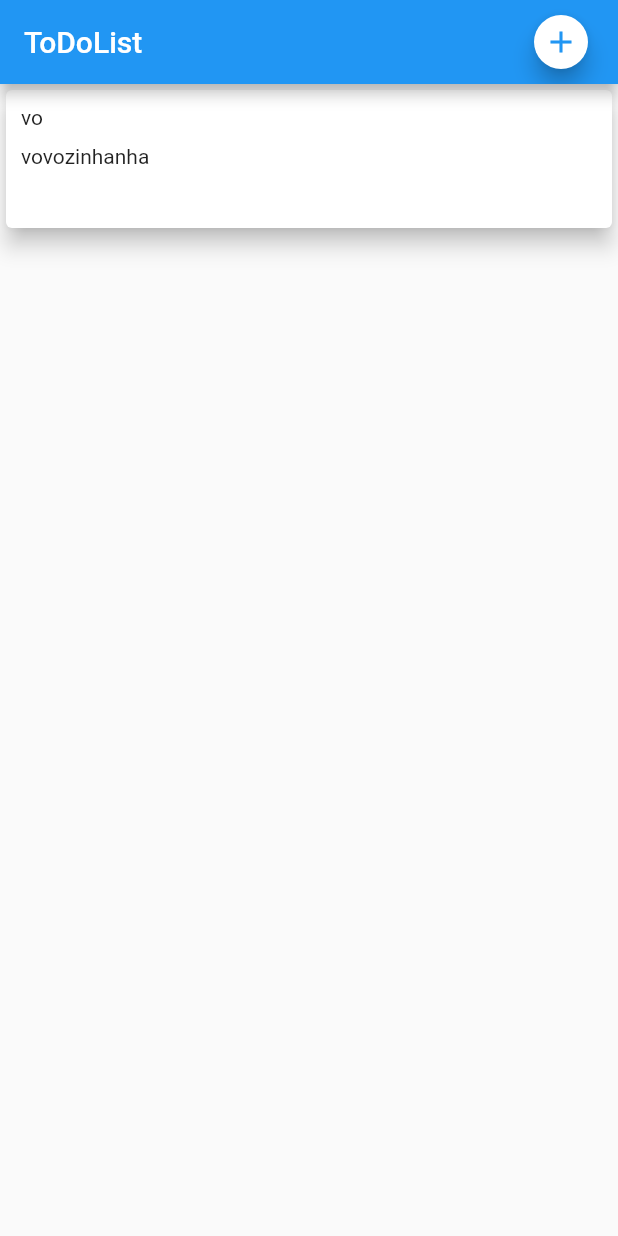
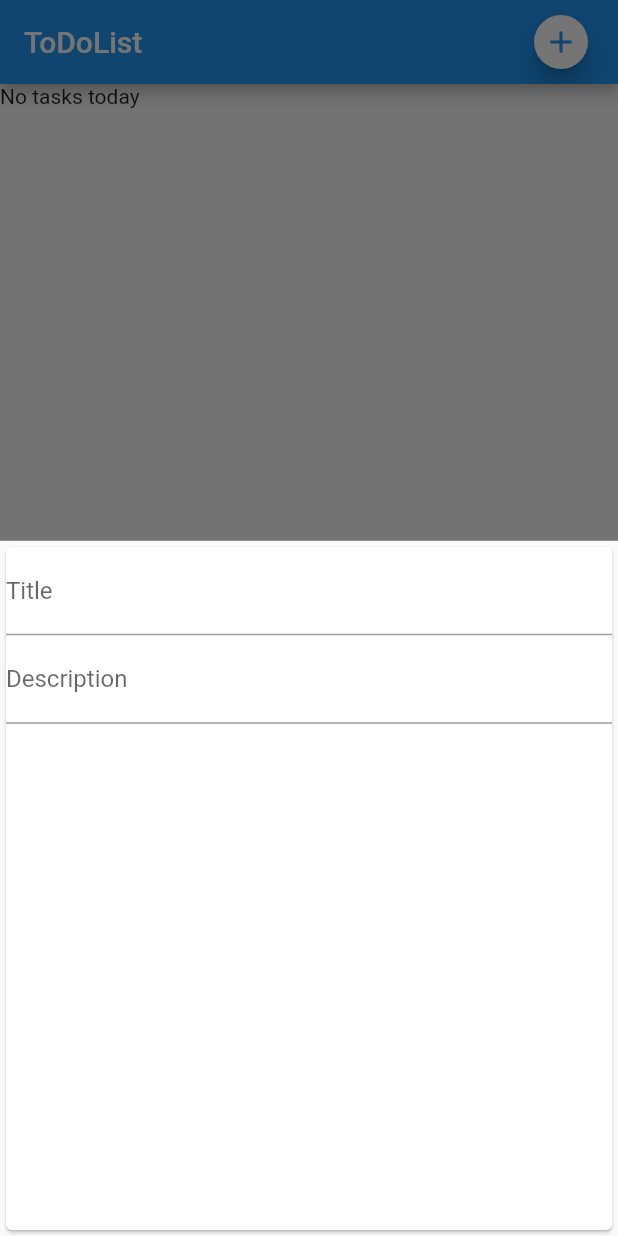
Before and after one commit to AllanCicceri/TodoAap, a Flutter app: the screen it shows after launch, after a tap on the "add" icon, on a phone screen of 412 x 824 dp. Run offline on Flutter 3.47's test engine with Material 2 defaults, Android fonts, the phone set to English and light mode, and no system bars.

```diff
--- /dev/null
+++ b/todoapp/lib/components/task_form.dart
@@ -0,0 +1,24 @@
+import 'package:flutter/material.dart';
+
+class TaskForm extends StatefulWidget {
+  @override
+  State<TaskForm> createState() => _TaskFormState();
+}
+
+class _TaskFormState extends State<TaskForm> {
+  @override
+  Widget build(BuildContext context) {
+    return Card(
+      child: Column(
+        children: [
+          TextField(
+            decoration: InputDecoration(labelText: 'Title'),
+          ),
+          TextField(
+            decoration: InputDecoration(labelText: 'Description'),
+          ),
+        ],
+      ),
+    );
+  }
+}
--- a/todoapp/lib/home.dart
+++ b/todoapp/lib/home.dart
@@ -1,4 +1,5 @@
 import 'package:flutter/material.dart';
+import 'package:todoapp/components/task_form.dart';
 import 'package:todoapp/components/tasks_list.dart';
 import 'package:todoapp/models/task_model.dart';
 import 'components/task_card.dart';
@@ -10,6 +11,14 @@ class Home extends StatefulWidget {
 
 class _HomeState extends State<Home> {
   final List<TaskModel> _tasksList = [];
+
+  _showAddTaskFormModal(BuildContext context) {
+    showModalBottomSheet(
+        context: context,
+        builder: (_) {
+          return TaskForm();
+        });
+  }
 
   _addTask() {
     setState(() {
@@ -28,7 +37,7 @@ class _HomeState extends State<Home> {
           Container(
               padding: EdgeInsets.all(10),
               child: FloatingActionButton(
-                onPressed: _addTask,
+                onPressed: () => _showAddTaskFormModal(context),
                 child: Icon(
                   Icons.add,
                   color: Colors.blue,
```
